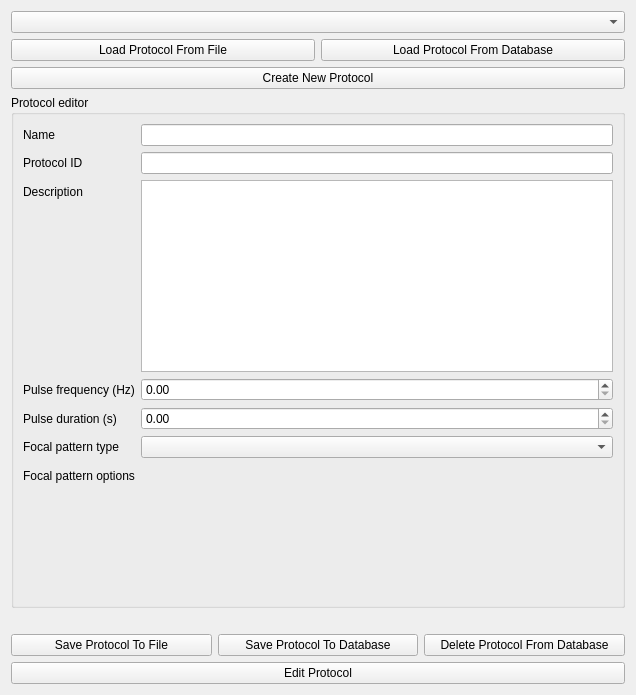
Old version of the form OpenLIFUProtocolConfig/Resources/UI/OpenLIFUProtocolConfig.ui in the repository OpenwaterHealth/SlicerOpenLIFU.
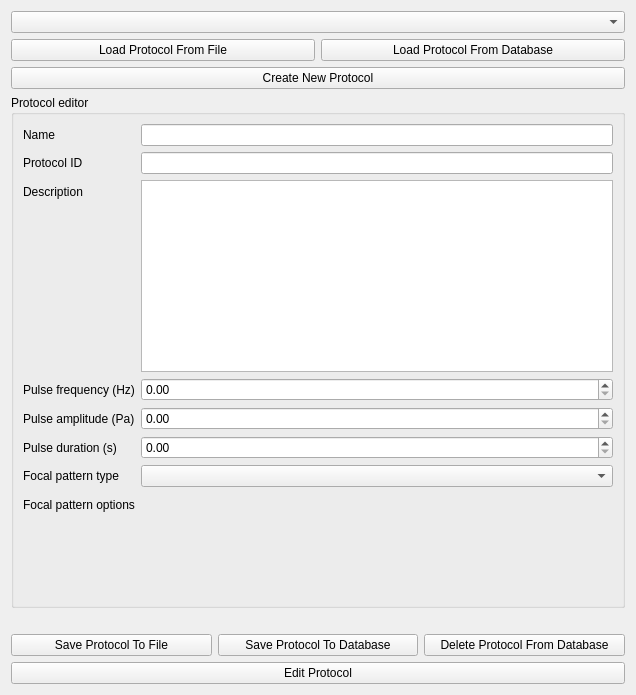
New version of the form. Custom widgets are drawn as their Qt base class.

Commit message: Add and implement pulse amplitude in protocol config (#165)

```diff
--- a/OpenLIFUProtocolConfig/Resources/UI/OpenLIFUProtocolConfig.ui
+++ b/OpenLIFUProtocolConfig/Resources/UI/OpenLIFUProtocolConfig.ui
@@ -139,7 +139,7 @@
            </property>
           </widget>
          </item>
-         <item row="4" column="0">
+         <item row="5" column="0">
           <widget class="QLabel" name="pulseDurationLabel">
            <property name="toolTip">
             <string>The pulse duration (s) used in the protocol</string>
@@ -149,14 +149,14 @@
            </property>
           </widget>
          </item>
-         <item row="4" column="1">
+         <item row="5" column="1">
           <widget class="QDoubleSpinBox" name="pulseDurationSpinBox">
            <property name="toolTip">
             <string>The pulse duration (s) used in the protocol</string>
            </property>
           </widget>
          </item>
-         <item row="5" column="0">
+         <item row="6" column="0">
           <widget class="QLabel" name="focalPatternLabel">
            <property name="toolTip">
             <string>The focal pattern used in the protocol. By default, a single point is used</string>
@@ -166,14 +166,14 @@
            </property>
           </widget>
          </item>
-         <item row="5" column="1">
+         <item row="6" column="1">
           <widget class="QComboBox" name="focalPatternComboBox">
            <property name="toolTip">
             <string>The focal pattern used in the protocol. By default, a single point is used</string>
            </property>
           </widget>
          </item>
-         <item row="6" column="0">
+         <item row="7" column="0">
           <widget class="QLabel" name="focalPatternOptionsLabel">
            <property name="toolTip">
             <string>Focal pattern options</string>
@@ -183,7 +183,7 @@
            </property>
           </widget>
          </item>
-         <item row="6" column="1">
+         <item row="7" column="1">
           <widget class="QStackedWidget" name="focalPatternOptionsStackedWidget">
            <property name="currentIndex">
             <number>0</number>
@@ -251,6 +251,23 @@
            </widget>
           </widget>
          </item>
+         <item row="4" column="0">
+          <widget class="QLabel" name="pulseAmplitudeLabel">
+           <property name="toolTip">
+            <string>The pulse amplitude (Pa) used in the protocol</string>
+           </property>
+           <property name="text">
+            <string>Pulse amplitude (Pa)</string>
+           </property>
+          </widget>
+         </item>
+         <item row="4" column="1">
+          <widget class="QDoubleSpinBox" name="pulseAmplitudeSpinBox">
+           <property name="toolTip">
+            <string>The pulse amplitude (Pa) used in the protocol</string>
+           </property>
+          </widget>
+         </item>
         </layout>
        </widget>
       </item>
```
The commit also changes 1 other file.
